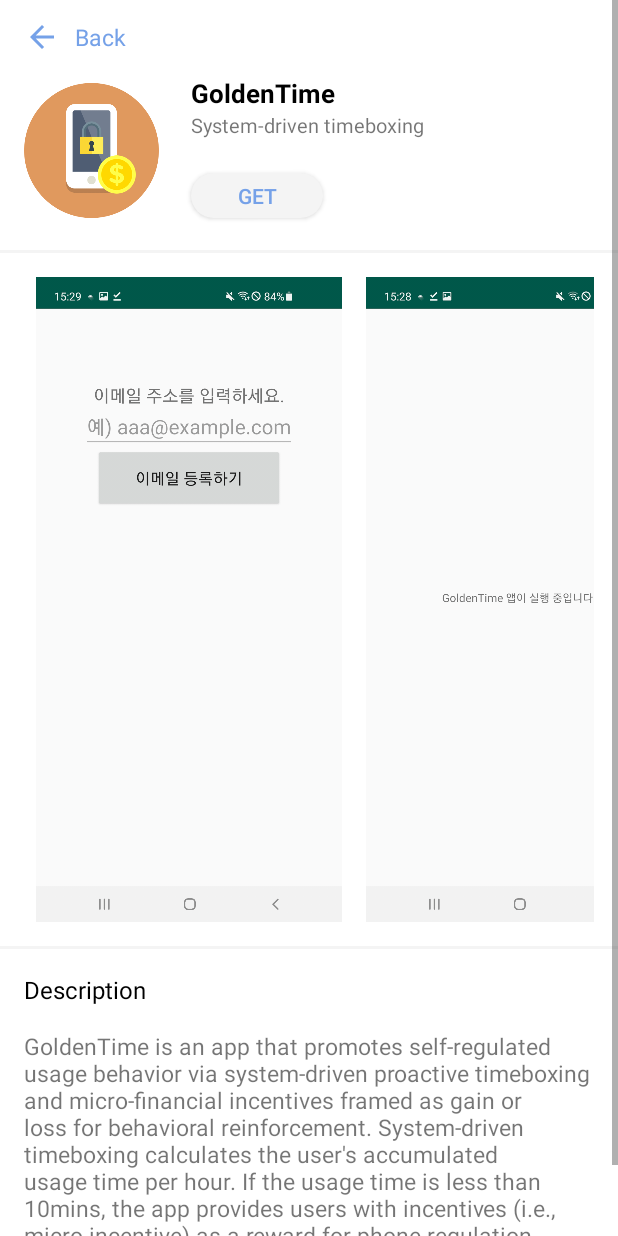
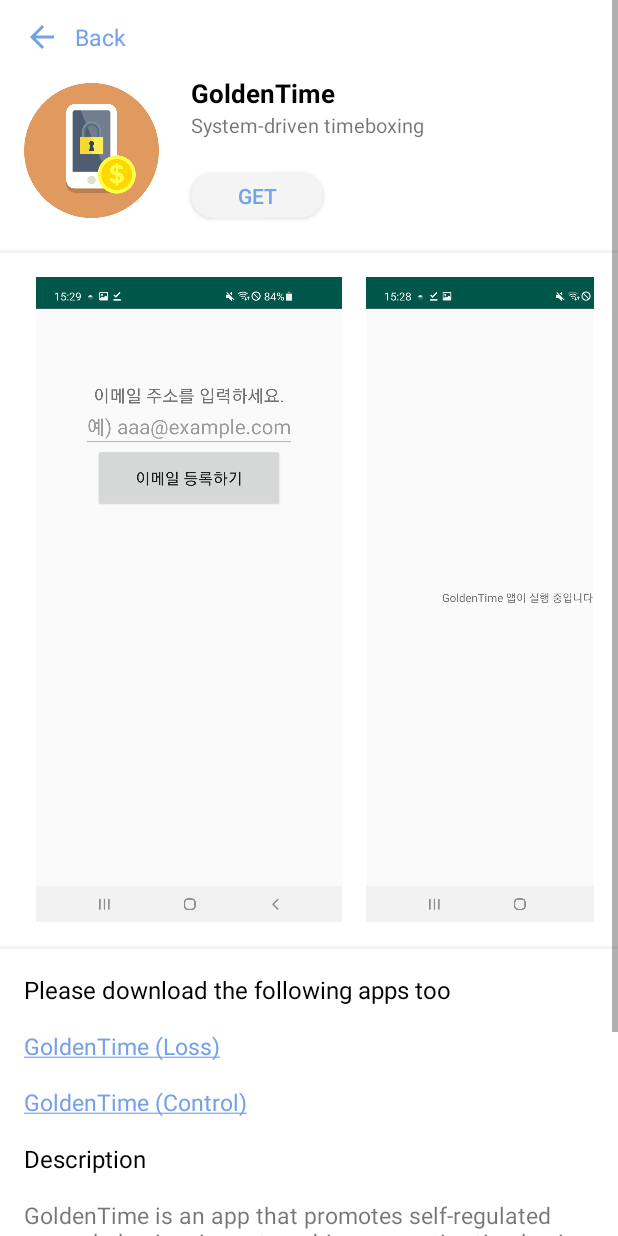
Before and after one commit to alice-iceberg/Positive-Computing-Hub, an Android app: the screen it shows after launch (DetailsActivity), after a tap on "GoldenTime", on a phone screen of 412 x 824 dp. Run offline under Robolectric (Android 15) with nearby library versions, the phone set to English and light mode, and no system bars.

Commit message:
GoldenTime 2 additional app links added

```diff
--- a/app/src/main/java/com/imcl/dtx/DetailsActivity.java
+++ b/app/src/main/java/com/imcl/dtx/DetailsActivity.java
@@ -6,6 +6,7 @@
 import android.graphics.drawable.Drawable;
 import android.net.Uri;
 import android.os.Bundle;
+import android.text.method.LinkMovementMethod;
 import android.util.Log;
 import android.view.View;
 import android.widget.Button;
@@ -30,6 +31,9 @@
     TextView appTitleTextView;
     TextView appSubtitleTextView;
     TextView descriptionTextView;
+    TextView goldenTimeLossTextView;
+    TextView goldenTimeControlTextView;
+    TextView goldenTimeAdditionalTextView;
 
     Button button;
 
@@ -52,6 +56,9 @@
         appTitleTextView = findViewById(R.id.detailsAppTitleTextView);
         appSubtitleTextView = findViewById(R.id.detailsSubtitleTextView);
         descriptionTextView = findViewById(R.id.detailsDescriptionTextView);
+        goldenTimeLossTextView = findViewById(R.id.goldenTimeAdditionalTextLoss);
+        goldenTimeControlTextView = findViewById(R.id.goldenTimeAdditionalTextControl);
+        goldenTimeAdditionalTextView = findViewById(R.id.goldenTimeAdditionalText);
 
         button = findViewById(R.id.detailsButton);
 
@@ -81,6 +88,11 @@
                 subtitle = getString(R.string.goldentime_subtitle);
                 description = getString(R.string.goldentime_description);
                 link = getString(R.string.goldentime_link);
+                goldenTimeControlTextView.setMovementMethod(LinkMovementMethod.getInstance());
+                goldenTimeLossTextView.setMovementMethod(LinkMovementMethod.getInstance());
+                goldenTimeControlTextView.setVisibility(View.VISIBLE);
+                goldenTimeLossTextView.setVisibility(View.VISIBLE);
+                goldenTimeAdditionalTextView.setVisibility(View.VISIBLE);
                 break;
             case "BeActive":
                 packageName = getString(R.string.beactive_package_name);
--- a/app/src/main/res/layout/details_activity.xml
+++ b/app/src/main/res/layout/details_activity.xml
@@ -42,12 +42,12 @@
 
             <ImageView
                 android:id="@+id/detailsAppIconImageView"
+                android:layout_width="90dp"
+                android:layout_height="90dp"
                 android:layout_marginStart="16dp"
                 android:layout_marginTop="5dp"
+                android:layout_marginEnd="5dp"
                 android:layout_marginBottom="5dp"
-                android:layout_marginEnd="5dp"
-                android:layout_width="90dp"
-                android:layout_height="90dp"
                 android:src="@drawable/app_icon_holder" />
 
             <RelativeLayout
@@ -137,6 +137,39 @@
             android:layout_marginBottom="16dp"
             android:background="@color/lightGray" />
 
+        <TextView
+            android:id="@+id/goldenTimeAdditionalText"
+            android:layout_width="match_parent"
+            android:layout_height="wrap_content"
+            android:layout_marginStart="16dp"
+            android:text="Please download the following apps too"
+            android:textColor="@color/black"
+            android:textSize="16sp"
+            android:visibility="gone" />
+
+        <TextView
+            android:id="@+id/goldenTimeAdditionalTextLoss"
+            android:layout_width="match_parent"
+            android:layout_height="wrap_content"
+            android:layout_marginStart="16dp"
+            android:layout_marginTop="16dp"
+            android:text="@string/goldentime_additional_loss"
+            android:textColor="@color/black"
+            android:textSize="15sp"
+            android:visibility="gone" />
+
+        <TextView
+            android:id="@+id/goldenTimeAdditionalTextControl"
+            android:layout_width="match_parent"
+            android:layout_height="wrap_content"
+            android:layout_marginStart="16dp"
+            android:layout_marginTop="16dp"
+            android:layout_marginBottom="16dp"
+            android:text="@string/goldentime_additional_control"
+            android:textColor="@color/black"
+            android:textSize="15sp"
+            android:visibility="gone" />
+
 
         <TextView
             android:layout_width="wrap_content"
--- a/app/src/main/res/values/strings.xml
+++ b/app/src/main/res/values/strings.xml
@@ -23,6 +23,9 @@
     <string name="goldentime_subtitle">System-driven timeboxing</string>
     <string name="goldentime_description">GoldenTime is an app that promotes self-regulated usage behavior via system-driven proactive timeboxing and micro-financial incentives framed as gain or loss for behavioral reinforcement. System-driven timeboxing calculates the user\'s accumulated usage time per hour. If the usage time is less than 10mins, the app provides users with incentives (i.e., micro-incentive) as a reward for phone regulation.</string>
     <string name="goldentime_link">https://drive.google.com/drive/u/0/folders/1T0U_dsLj8UCUIZP8e7jaqvg61V6aj7-Y</string>
+    <string name="goldentime_additional_loss"><a href="https://drive.google.com/drive/u/0/folders/1d0WdY0IWRTJTXRJDXV8cnCUzoDP_ajSa">GoldenTime (Loss)</a></string>
+    <string name="goldentime_additional_control"><a href="https://drive.google.com/drive/u/0/folders/1EBYXQtn2BiTsm7WgdvXOVMg8MXoYhQvK">GoldenTime (Control)</a></string>
+
 
     <string name="beactive_package_name">kr.co.becod.beactive</string>
     <string name="beactive_title">BeActive</string>
```
